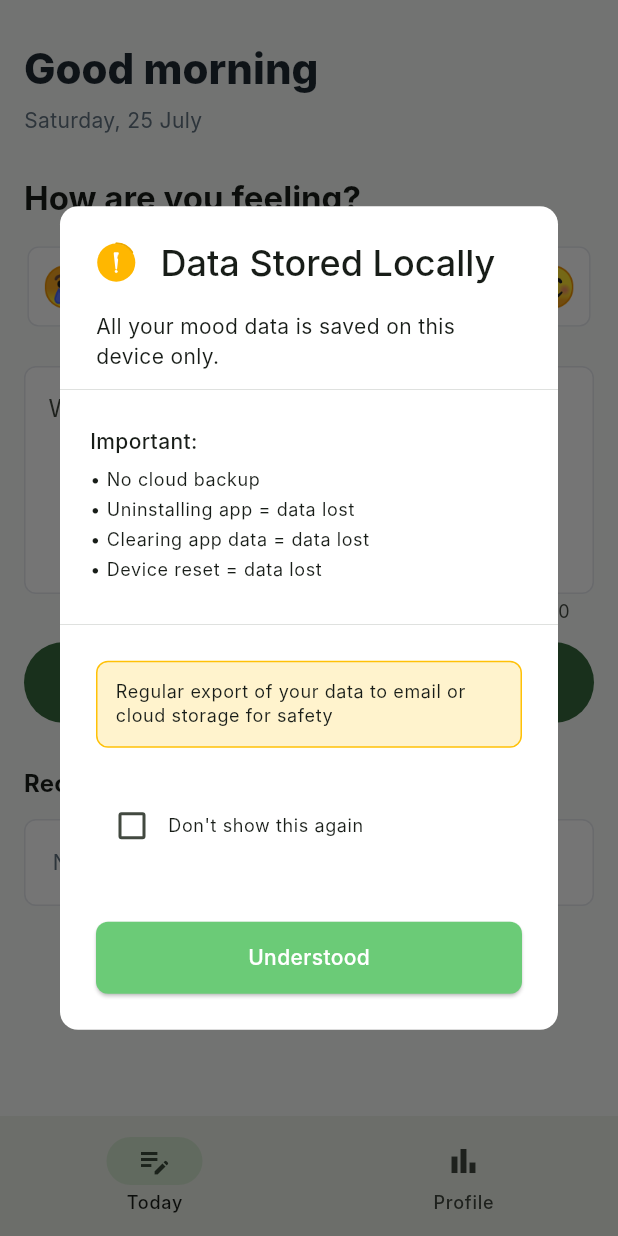
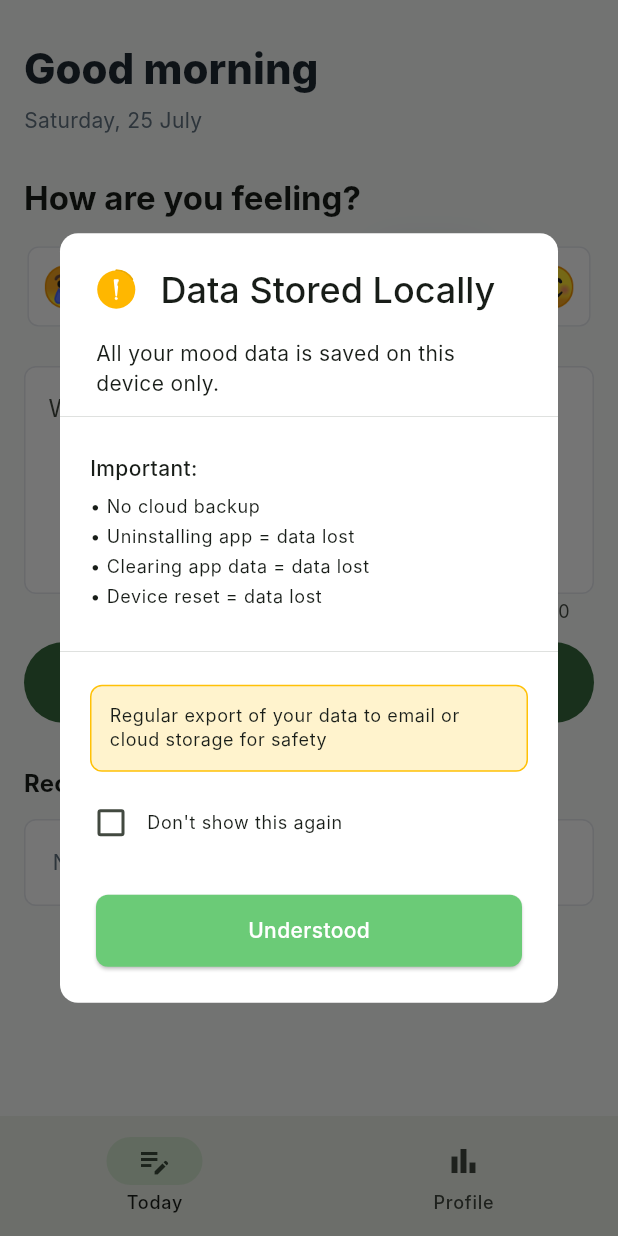
Before and after one commit to Revaldo11/mood_tracker_app, a Flutter app: the MainShell screen opened directly, on a phone screen of 412 x 824 dp. Run offline on Flutter 3.47's test engine with Material 3 defaults, Android fonts, the phone set to English and light mode, and no system bars; drawn by our look-alikes of flutter_animate; our stand-ins replace confetti, fl_chart, get, hive_flutter, lottie, shared_preferences; accounts and stored records are empty; Roboto replaces fonts that are missing (Inter).

Commit message:
feat: improve code formatting and enhance UI responsiveness in mood tracking features

```diff
--- a/analysis_options.yaml
+++ b/analysis_options.yaml
@@ -26,7 +26,7 @@ linter:
   rules:
 analyzer:
   errors:
-    deprecated_member_use: ignore ignore ignore
+    deprecated_member_use: ignore
     # avoid_print: false  # Uncomment to disable the `avoid_print` rule
     # prefer_single_quotes: true  # Uncomment to enable the `prefer_single_quotes` rule
 
--- a/lib/presentation/screens/home_screen.dart
+++ b/lib/presentation/screens/home_screen.dart
@@ -42,9 +42,9 @@ class HomeScreen extends GetView<MoodController> {
               const SizedBox(height: 28),
               Text(
                 'How are you feeling?',
-                style: Theme.of(context).textTheme.titleLarge?.copyWith(
-                      fontWeight: FontWeight.w700,
-                    ),
+                style: Theme.of(
+                  context,
+                ).textTheme.titleLarge?.copyWith(fontWeight: FontWeight.w700),
               ),
               const SizedBox(height: 16),
               const MoodSelector(),
@@ -88,27 +88,42 @@ class HomeScreen extends GetView<MoodController> {
                 ),
               ),
               const SizedBox(height: 12),
-              SizedBox(
+              Obx(
+                () => SizedBox(
                   height: 54,
                   child: FilledButton.icon(
-                  onPressed: () async {
+                    onPressed: controller.isLoadingSubmit.value
+                        ? null
+                        : () async {
                             HapticFeedback.mediumImpact();
                             await controller.saveMood();
                           },
-                  icon: const Icon(Icons.celebration_outlined),
-                  label: const Text('Save Mood'),
+                    icon: controller.isLoadingSubmit.value
+                        ? null : const Icon(Icons.celebration_outlined),
+                    label: controller.isLoadingSubmit.value
+                        ? SizedBox(
+                          width: 20,
+                          height: 20,
+                          child: CircularProgressIndicator(
+                              color: Color(0xFF6BCB77),
+                              trackGap: 2,
+                              strokeWidth: 3,
+                              strokeCap: StrokeCap.round,
+                            ),
+                        )
+                        : const Text('Save Mood'),
+                  ),
                 ),
               ),
               const SizedBox(height: 28),
               Text(
                 'Recent mood',
-                style: Theme.of(context).textTheme.titleMedium?.copyWith(
-                      fontWeight: FontWeight.w700,
-                    ),
+                style: Theme.of(
+                  context,
+                ).textTheme.titleMedium?.copyWith(fontWeight: FontWeight.w700),
               ),
               const SizedBox(height: 12),
-              Obx(
-                () {
+              Obx(() {
                 if (controller.recentEntries.isEmpty) {
                   return _EmptyHistory();
                 }
@@ -135,7 +150,9 @@ class HomeScreen extends GetView<MoodController> {
                               crossAxisAlignment: CrossAxisAlignment.start,
                               children: [
                                 Text(
-                                    DateFormat('EEE, d MMM').format(entry.timestamp),
+                                  DateFormat(
+                                    'EEE, d MMM',
+                                  ).format(entry.timestamp),
                                   style: const TextStyle(
                                     fontWeight: FontWeight.w700,
                                   ),
@@ -157,8 +174,7 @@ class HomeScreen extends GetView<MoodController> {
                     ).animate().fadeIn(duration: 250.ms).slideY(begin: 0.12);
                   }).toList(),
                 );
-                },
-              ),
+              }),
             ],
           ),
         ),
--- a/lib/shared/dialog/data_warning_dialog.dart
+++ b/lib/shared/dialog/data_warning_dialog.dart
@@ -88,7 +88,7 @@ class DataWarningDialog extends StatelessWidget {
       padding: const EdgeInsets.symmetric(vertical: 12.0),
       child: Container(
         height: 0.5,
-        color: Get.theme.dividerColor.withOpacity(0.3),
+        color: Get.theme.dividerColor.withValues(alpha: 0.3),
       ),
     );
   }
@@ -141,10 +141,10 @@ class DataWarningDialog extends StatelessWidget {
 
   Widget _buildTipSection(BuildContext context) {
     return Padding(
-      padding: const EdgeInsets.symmetric(horizontal: 24.0, vertical: 12),
+      padding: const EdgeInsets.only(left: 20.0, right: 20.0, top: 10),
       child: Container(
         decoration: BoxDecoration(
-          color: Colors.amber.withOpacity(0.2),
+          color: Colors.amber.withValues(alpha: 0.2),
           borderRadius: BorderRadius.circular(8),
           border: Border.all(color: Colors.amber)
         ),
@@ -160,8 +160,10 @@ class DataWarningDialog extends StatelessWidget {
   }
 
   Widget _buildCheckbox(RxBool dontShowAgain) {
-    return Padding(
-      padding: const EdgeInsets.symmetric(horizontal: 24.0, vertical: 16),
+    return Container(
+      width: double.infinity,
+      margin: EdgeInsets.only(top: 10),
+      padding: const EdgeInsets.symmetric(horizontal: 10.0),
       child: Row(
         children: [
           Obx(
```
Also changed, not shown: lib/presentation/controllers/mood_controller.dart (+68 -11 lines). Lines whose indentation alone changed are shown as unchanged.
